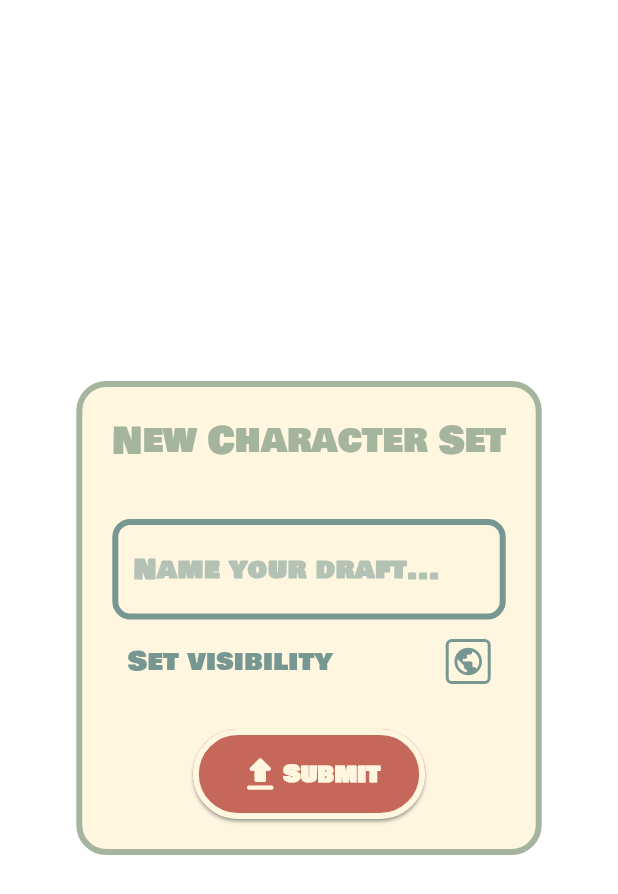
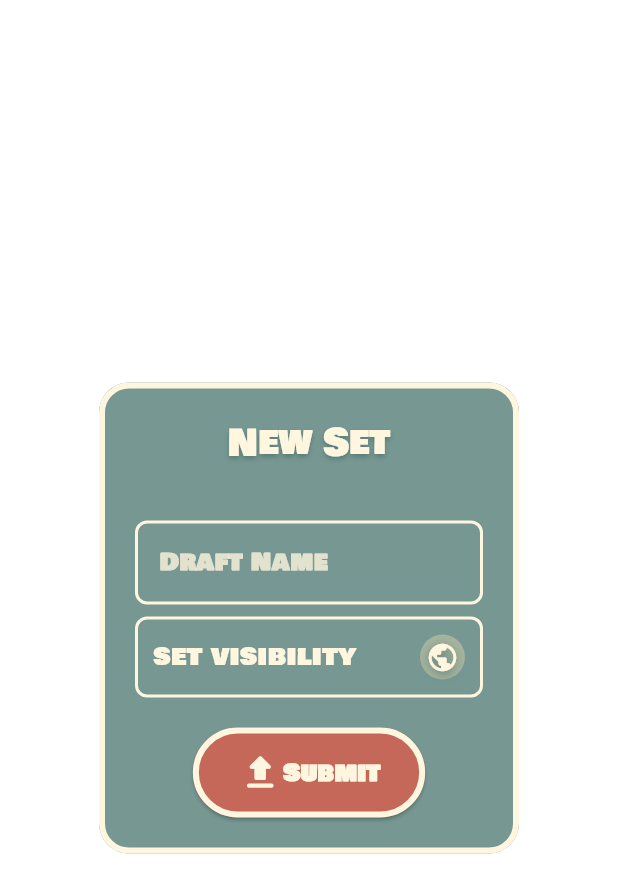
Before and after one commit to RomaZinkevich/the-bronzest-jade, a Flutter app: the CharacterDraftDialogue widget shown alone on an empty page, opened directly with empty values, on a phone screen of 412 x 824 dp. Shown: the top 894 px of the screen. Run offline on Flutter 3.47's test engine with Material 3 defaults, Android fonts, the phone set to English and light mode, and no system bars; our stand-ins replace shared_preferences; missing offline and left inert: particles_flutter, stomp_dart_client; accounts and stored records are empty.

Commit message:
Delete animated_labeled_input

```diff
--- a/frontend/lib/screens/create_characterset_screen.dart
+++ b/frontend/lib/screens/create_characterset_screen.dart
@@ -2,7 +2,6 @@ import 'package:flutter/material.dart';
 import 'package:guess_who/models/character_set_draft.dart';
 import 'package:guess_who/services/draft_storage_service.dart';
 import 'package:guess_who/widgets/character_draft_dialogue.dart';
-import 'package:guess_who/widgets/popup_menu.dart';
 import 'package:guess_who/widgets/retro_icon_button.dart';
 import 'package:uuid/uuid.dart';
 
@@ -114,6 +113,8 @@ class _CreateCharactersetScreenState extends State<CreateCharactersetScreen> {
             iconSize: 30,
             iconColor: Theme.of(context).colorScheme.tertiary,
 
+            padding: 0,
+
             tooltip: "Create draft",
           ),
         ],
--- a/frontend/lib/widgets/animated_labeled_input.dart
+++ /dev/null
@@ -1,108 +0,0 @@
-import 'package:flutter/material.dart';
-
-class AnimatedLabeledInput extends StatefulWidget {
-  final TextEditingController controller;
-  final String label;
-  final String hint;
-
-  const AnimatedLabeledInput({
-    super.key,
-    required this.controller,
-    required this.label,
-    required this.hint,
-  });
-
-  @override
-  State<AnimatedLabeledInput> createState() => _AnimatedLabeledInputState();
-}
-
-class _AnimatedLabeledInputState extends State<AnimatedLabeledInput> {
-  final FocusNode _focusNode = FocusNode();
-  bool _isFocusedOrFilled = false;
-
-  @override
-  void initState() {
-    super.initState();
-
-    _focusNode.addListener(_updateLabelState);
-    widget.controller.addListener(_updateLabelState);
-  }
-
-  void _updateLabelState() {
-    final bool newState =
-        _focusNode.hasFocus || widget.controller.text.isNotEmpty;
-
-    if (newState != _isFocusedOrFilled) {
-      setState(() => _isFocusedOrFilled = newState);
-    }
-  }
-
-  @override
-  void dispose() {
-    _focusNode.dispose();
-    widget.controller.removeListener(_updateLabelState);
-    super.dispose();
-  }
-
-  @override
-  Widget build(BuildContext context) {
-    final theme = Theme.of(context).colorScheme;
-
-    return SizedBox(
-      height: 70,
-      child: Stack(
-        clipBehavior: Clip.none,
-        children: [
-          Container(
-            decoration: BoxDecoration(
-              border: Border.all(width: 4, color: theme.secondary),
-              borderRadius: BorderRadius.circular(12),
-              color: theme.tertiary,
-            ),
-            padding: const EdgeInsets.symmetric(horizontal: 10),
-            child: TextField(
-              focusNode: _focusNode,
-              controller: widget.controller,
-              style: TextStyle(
-                fontSize: 18,
-                fontWeight: FontWeight.bold,
-                color: theme.secondary,
-              ),
-              decoration: InputDecoration(
-                hintText: widget.hint,
-                hintStyle: TextStyle(
-                  color: theme.secondary.withAlpha(140),
-                  fontWeight: FontWeight.bold,
-                ),
-                border: InputBorder.none,
-                contentPadding: const EdgeInsets.symmetric(vertical: 16),
-              ),
-            ),
-          ),
-
-          AnimatedPositioned(
-            duration: const Duration(milliseconds: 300),
-            curve: Curves.easeOut,
-            top: _isFocusedOrFilled ? -10 : 35,
-            left: 14,
-            child: AnimatedOpacity(
-              opacity: _isFocusedOrFilled ? 1 : 0,
-              duration: const Duration(milliseconds: 200),
-              child: Container(
-                padding: const EdgeInsets.symmetric(horizontal: 6),
-                color: theme.tertiary,
-                child: Text(
-                  widget.label,
-                  style: TextStyle(
-                    fontWeight: FontWeight.bold,
-                    color: theme.secondary,
-                  ),
-                ),
-              ),
-            ),
-          ),
-        ],
-      ),
-    );
-  }
-}
--- a/frontend/lib/widgets/character_draft_dialogue.dart
+++ b/frontend/lib/widgets/character_draft_dialogue.dart
@@ -1,18 +1,10 @@
-import 'dart:ffi';
-import 'dart:ui';
-
 import 'package:flutter/material.dart';
-import 'package:flutter/widgets.dart';
-import 'package:guess_who/widgets/animated_labeled_input.dart';
-import 'package:guess_who/widgets/inner_shadow_input.dart';
 import 'package:guess_who/widgets/retro_button.dart';
-import 'package:guess_who/widgets/retro_icon_button.dart';
-import 'package:http/http.dart';
 
 class CharacterDraftDialogue extends StatefulWidget {
   final Function(String name, bool isPublic) onCreateDraft;
 
-  const CharacterDraftDialogue({required this.onCreateDraft});
+  const CharacterDraftDialogue({super.key, required this.onCreateDraft});
 
   @override
   State<CharacterDraftDialogue> createState() => _CharacterDraftDialogueState();
@@ -30,18 +22,26 @@ class _CharacterDraftDialogueState extends State<CharacterDraftDialogue> {
 
   @override
   Widget build(BuildContext context) {
+    final theme = Theme.of(context).colorScheme;
+
     return AlertDialog(
-      backgroundColor: Theme.of(context).colorScheme.tertiary,
+      backgroundColor: theme.secondary,
       shape: RoundedRectangleBorder(
         borderRadius: BorderRadius.circular(20),
-        side: BorderSide(
-          color: Theme.of(context).colorScheme.primary,
-          width: 4,
-        ),
+        side: BorderSide(color: theme.tertiary, width: 4),
       ),
       title: Text(
-        "New Character Set",
-        style: TextStyle(color: Theme.of(context).colorScheme.primary),
+        "New Set",
+        style: TextStyle(
+          color: theme.tertiary,
+          shadows: [
+            Shadow(
+              blurRadius: 4,
+              offset: const Offset(0, 2),
+              color: theme.shadow,
+            ),
+          ],
+        ),
         textAlign: TextAlign.center,
       ),
       content: Column(
@@ -50,11 +50,37 @@ class _CharacterDraftDialogueState extends State<CharacterDraftDialogue> {
         children: [
           const SizedBox(height: 20),
 
-          AnimatedLabeledInput(
+          TextField(
+            decoration: InputDecoration(
+              floatingLabelBehavior: FloatingLabelBehavior.auto,
+
+              hintText: "Name your draft...",
+              labelText: "Draft Name",
+
+              labelStyle: TextStyle(
+                color: theme.tertiary.withAlpha(200),
+                fontWeight: FontWeight.bold,
+              ),
+              hintStyle: TextStyle(
+                color: theme.tertiary.withAlpha(140),
+                fontWeight: FontWeight.bold,
+              ),
+
+              focusedBorder: OutlineInputBorder(
+                borderRadius: BorderRadius.circular(8),
+                borderSide: BorderSide(width: 2, color: theme.primary),
+              ),
+
+              enabledBorder: OutlineInputBorder(
+                borderRadius: BorderRadius.circular(8),
+                borderSide: BorderSide(width: 2, color: theme.tertiary),
+              ),
+            ),
             controller: _nameController,
-            label: "Draft Name",
-            hint: "Name your draft...",
+            style: TextStyle(color: theme.tertiary),
           ),
+
+          const SizedBox(height: 8),
 
           InkWell(
             onTap: () {
@@ -62,40 +88,40 @@ class _CharacterDraftDialogueState extends State<CharacterDraftDialogue> {
                 _isPublic = !_isPublic;
               });
             },
+            borderRadius: BorderRadius.circular(8),
             child: Container(
+              decoration: BoxDecoration(
+                borderRadius: BorderRadius.circular(8),
+                // color: theme.tertiary,
+                border: Border.all(width: 2, color: theme.tertiary),
+              ),
               padding: const EdgeInsets.all(10),
-              decoration: BoxDecoration(
-                borderRadius: BorderRadius.circular(20),
-              ),
               child: Row(
                 mainAxisAlignment: MainAxisAlignment.spaceBetween,
+                crossAxisAlignment: CrossAxisAlignment.center,
                 children: [
                   Text(
-                    "Set visibility",
-                    style: TextStyle(
-                      color: Theme.of(context).colorScheme.secondary,
-                      fontSize: 18,
-                    ),
+                    "set visibility",
+                    style: TextStyle(color: theme.tertiary, fontSize: 18),
                   ),
                   Container(
                     width: 30,
                     height: 30,
                     decoration: BoxDecoration(
-                      color: _isPublic
-                          ? Colors.transparent
-                          : Theme.of(context).colorScheme.error,
-                      border: Border.all(
-                        color: Theme.of(context).colorScheme.secondary,
-                        width: 2,
-                      ),
-                      borderRadius: BorderRadius.circular(4),
+                      color: _isPublic ? theme.primary : theme.error,
+                      borderRadius: BorderRadius.circular(30),
                     ),
                     child: Icon(
                       _isPublic ? Icons.public : Icons.lock,
                       size: 22,
-                      color: _isPublic
-                          ? Theme.of(context).colorScheme.secondary
-                          : Theme.of(context).colorScheme.tertiary,
+                      color: _isPublic ? theme.tertiary : theme.tertiary,
+                      shadows: [
+                        Shadow(
+                          offset: const Offset(0, 2),
+                          color: theme.shadow,
+                          blurRadius: 8,
+                        ),
+                      ],
                     ),
                   ),
                 ],
```
